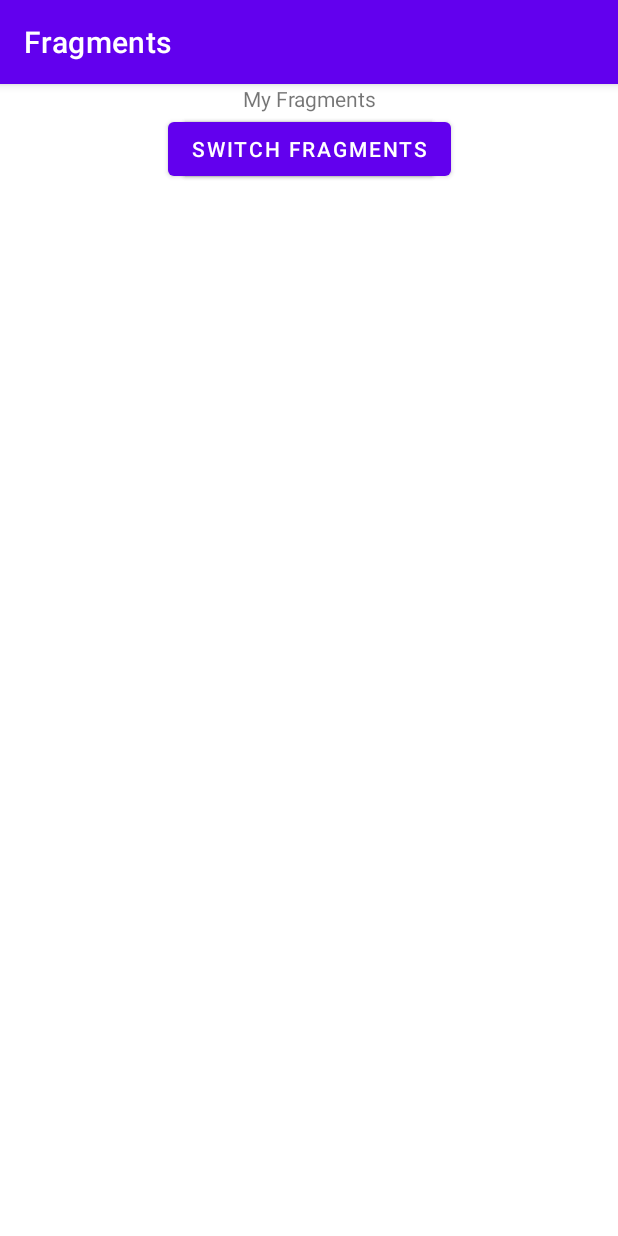
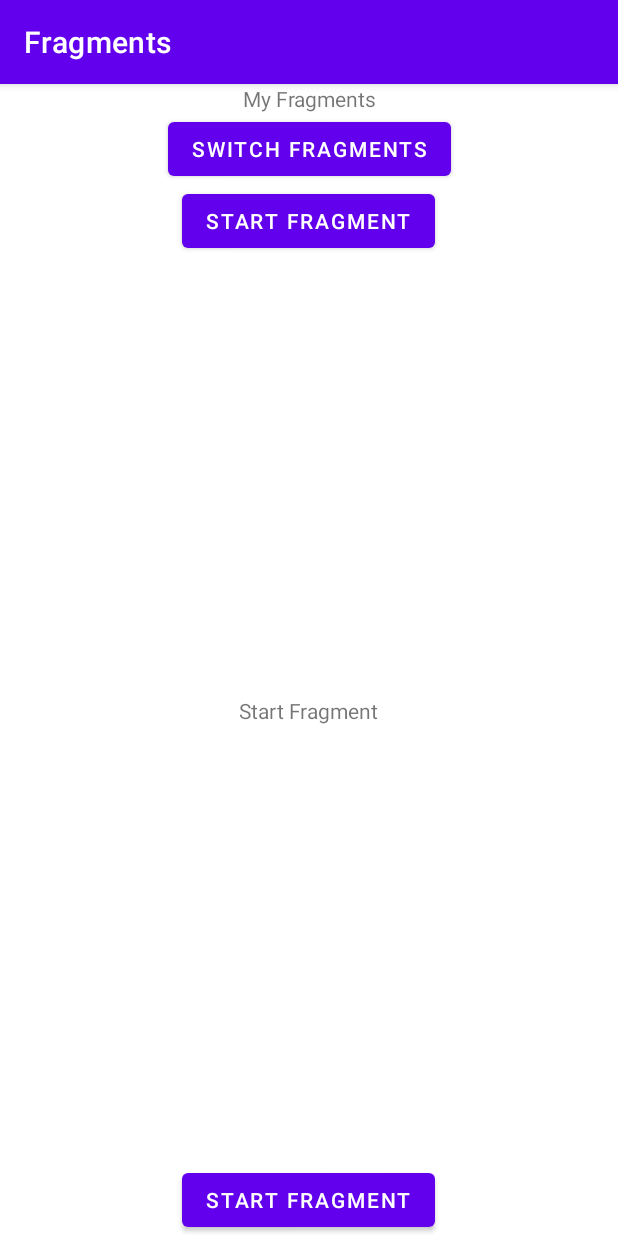
Before and after one commit to Zhuzhanchini/Fragments, an Android app: the screen it shows after launch (MainActivity), after a tap on "SWITCH FRAGMENTS", on a phone screen of 412 x 824 dp. Run offline under Robolectric (Android 15) with nearby library versions, the phone set to English and light mode, and no system bars.

Commit message:
practice with fragments

```diff
--- a/app/src/main/res/layout/activity_main.xml
+++ b/app/src/main/res/layout/activity_main.xml
@@ -28,7 +28,7 @@
         android:id="@+id/fragment_container"
         android:layout_width="match_parent"
         android:layout_height="0dp"
-        app:layout_constraintTop_toBottomOf="parent"
-        app:layout_constraintTop_toTopOf="@id/switch_fragments_button" />
+        app:layout_constraintBottom_toBottomOf="parent"
+        app:layout_constraintTop_toBottomOf="@id/switch_fragments_button" />
 
 </androidx.constraintlayout.widget.ConstraintLayout>
--- a/app/src/main/res/layout/fragment_end.xml
+++ b/app/src/main/res/layout/fragment_end2.xml
@@ -24,5 +24,4 @@
         android:layout_gravity="center_horizontal|bottom"
         android:text="@string/end_fragment" />
 
-
 </FrameLayout>
```
Also changed, not shown: app/src/main/java/example/julia/fragments/EndFragment.kt (+6 -6 lines).
